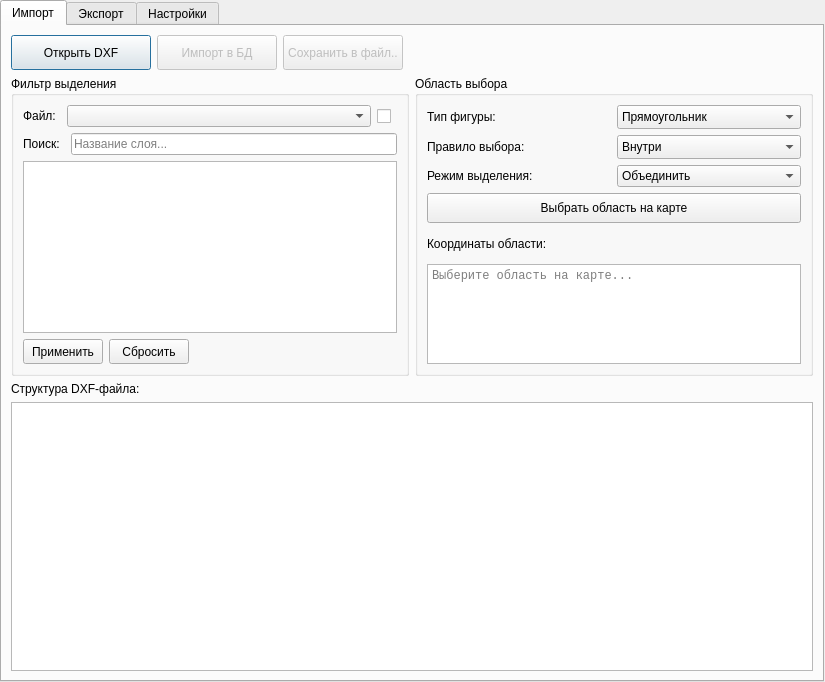
Old version of the form src/presentation/dialogs/resources/main_dialog.ui in the repository Comanda-A/DXF-PostGIS-Converter.
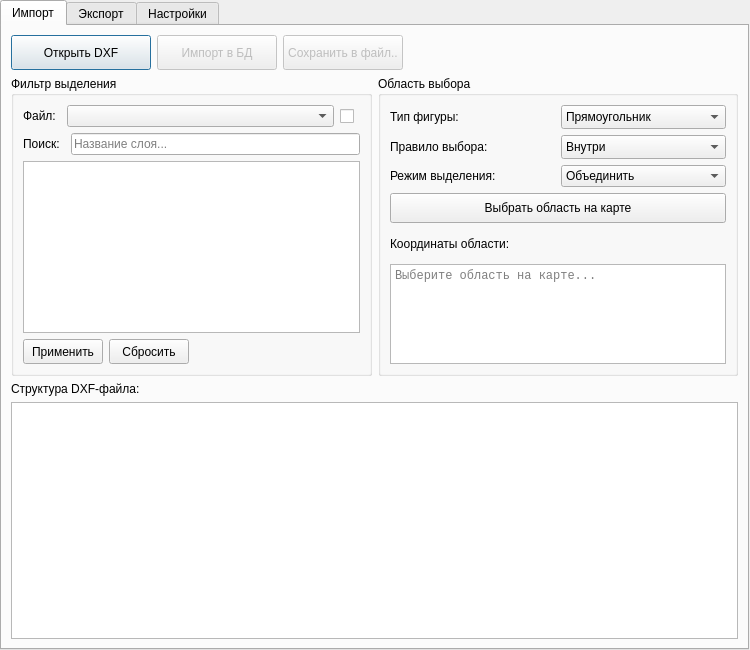
New version of the form. The open tabs and pages were chosen to show the change.

Patch:
```diff
--- a/src/presentation/dialogs/resources/main_dialog.ui
+++ b/src/presentation/dialogs/resources/main_dialog.ui
@@ -6,8 +6,8 @@
    <rect>
     <x>0</x>
     <y>0</y>
-    <width>825</width>
-    <height>682</height>
+    <width>750</width>
+    <height>650</height>
    </rect>
   </property>
   <property name="sizePolicy">
@@ -18,8 +18,8 @@
   </property>
   <property name="minimumSize">
    <size>
-    <width>600</width>
-    <height>500</height>
+    <width>650</width>
+    <height>550</height>
    </size>
   </property>
   <property name="font">
@@ -69,6 +69,12 @@
        <verstretch>0</verstretch>
       </sizepolicy>
      </property>
+     <property name="minimumSize">
+      <size>
+       <width>0</width>
+       <height>0</height>
+      </size>
+     </property>
      <property name="font">
       <font>
        <family>Segoe UI</family>
```
Left out of the diff: 2 changed lines with no effect on the pictures. Lines whose indentation alone changed are shown as unchanged.
